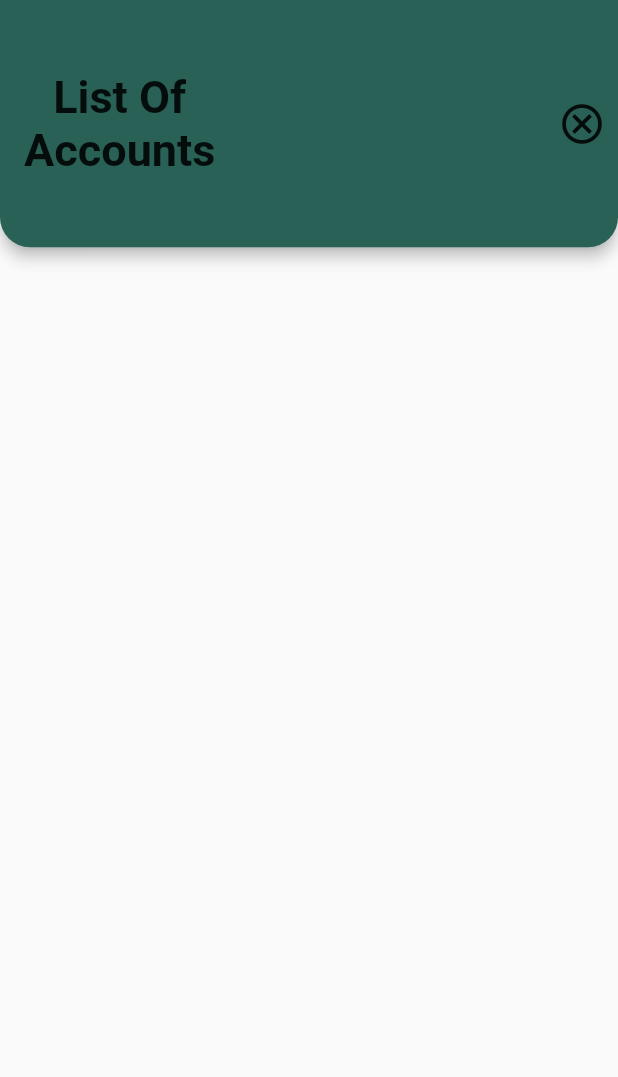
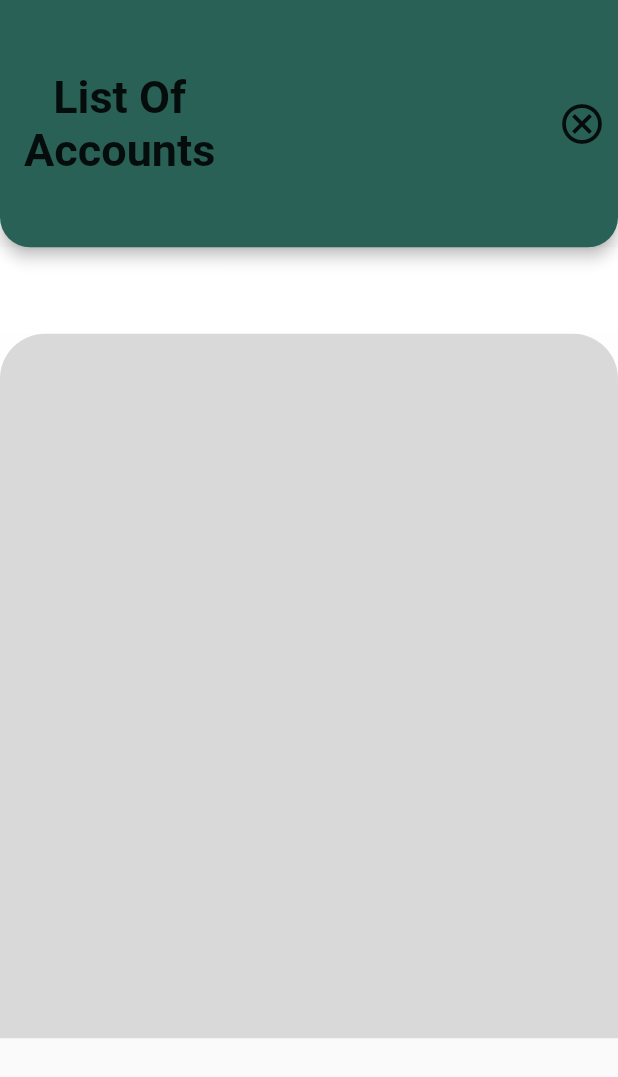
Before and after one commit to Shristythapa/budget_tracker, a Flutter app: the AddListOfAccount screen opened directly, on a phone screen of 412 x 824 dp. Shown: the top 1077 px of the screen. Run offline on Flutter 3.47's test engine with Material 2 defaults, Android fonts, the phone set to English and light mode, and no system bars.

Commit message:
List of Account (body added)

```diff
--- a/lib/addListOfAccount.dart
+++ b/lib/addListOfAccount.dart
@@ -70,7 +70,25 @@ class _addListOfAccountState extends State<AddListOfAccount> {
           ],
         ),
       ),
+      body: Column(
+        children: [
+          Container(
+            color: Colors.white,
+            height: MediaQuery.of(context).size.height / 100 * 7,
+          ),
+          Container(
+            color: Colors.white70,
+            height: MediaQuery.of(context).size.height / 100 * 57,
+            child: Container(
+              decoration: new BoxDecoration(
+                  color: Color(0XFFD9D9D9),
+                  borderRadius: new BorderRadius.vertical(
+                    top: Radius.circular(30),
+                  )),
+            ),
+          ),
 
+        ],
       ),
     );
   }
```
